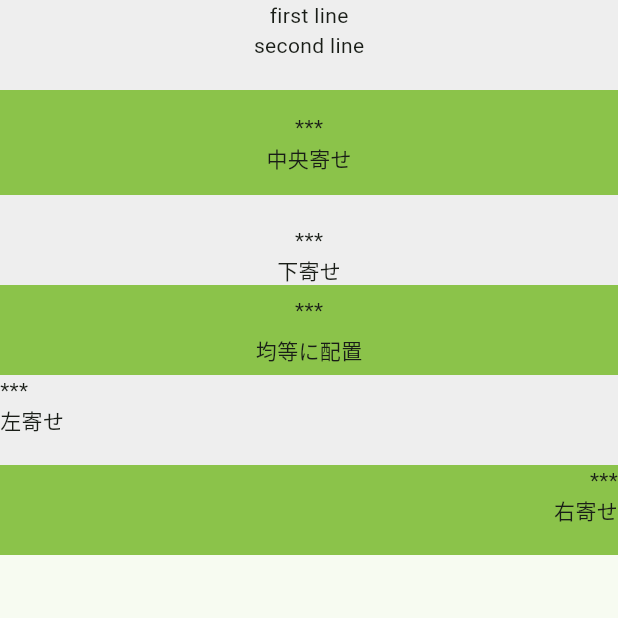
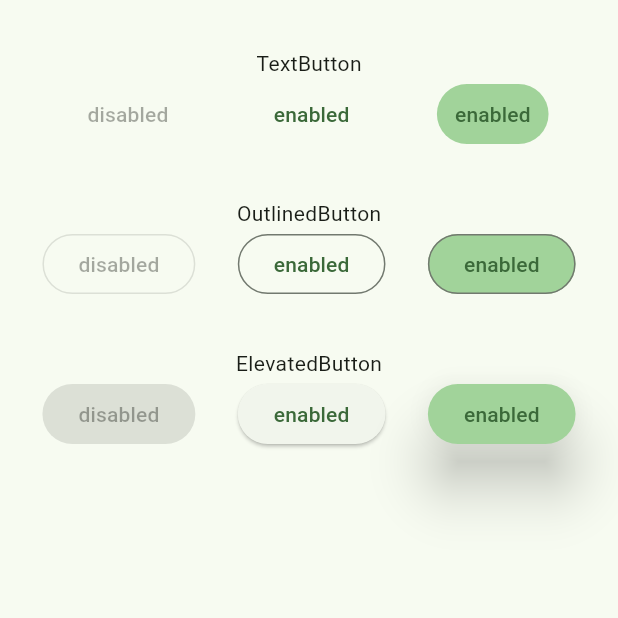
Before and after one commit to skzkhrk/sample, a Flutter app: the screen it shows after launch, on a phone screen of 412 x 824 dp, the top half of it. Run offline on Flutter 3.47's test engine with Material 3 defaults, Android fonts, the phone set to English and light mode, and no system bars.

Commit message:
ボタンを表示

```diff
--- a/analysis_options.yaml
+++ b/analysis_options.yaml
@@ -21,8 +21,11 @@ linter:
   # `// ignore_for_file: name_of_lint` syntax on the line or in the file
   # producing the lint.
   rules:
-    # avoid_print: false  # Uncomment to disable the `avoid_print` rule
-    # prefer_single_quotes: true  # Uncomment to enable the `prefer_single_quotes` rule
-
+    avoid_print: true  # Uncomment to disable the `avoid_print` rule
+    prefer_single_quotes: true  # Uncomment to enable the `prefer_single_quotes` rule
+    prefer_const_constructors: true # const自動付与
 # Additional information about this file can be found at
 # https://dart.dev/guides/language/analysis-options
+
+# ルールを適用する
+# dart fix --apply
--- a/lib/main.dart
+++ b/lib/main.dart
@@ -46,7 +46,7 @@ class _MyHomePageState extends State<MyHomePage> {
 
   @override
   Widget build(BuildContext context) {
-    // マテリアルデザイン用ウィジェット
+    // ■ マテリアルデザイン用ウィジェット
     // return Scaffold(
     //   appBar: AppBar(
     //     // テーマに合ったカラー
@@ -116,80 +116,161 @@ class _MyHomePageState extends State<MyHomePage> {
     //   ), // 末尾カンマはbuild()の自動フォーマットをいい感じにする
     // );
 
-    // 縦・横
+    // ■ 縦・横
+    // return Scaffold(
+    //   body: Column(
+    //     children: <Widget>[
+    //       Container(
+    //         width: double.infinity,
+    //         height: 60,
+    //         color: Colors.grey[200],
+    //         child: const Column(
+    //           children: <Widget>[
+    //             Text('first line'),
+    //             Text('second line'),
+    //           ],
+    //         ),
+    //       ),
+    //       Container(
+    //         width: double.infinity,
+    //         height: 70,
+    //         color: Colors.lightGreen,
+    //         child: const Column(
+    //           mainAxisAlignment: MainAxisAlignment.center,
+    //           children: <Widget>[
+    //             Text('***'),
+    //             Text('中央寄せ'),
+    //           ],
+    //         ),
+    //       ),
+    //       Container(
+    //         width: double.infinity,
+    //         height: 60,
+    //         color: Colors.grey[200],
+    //         child: const Column(
+    //           mainAxisAlignment: MainAxisAlignment.end,
+    //           children: <Widget>[
+    //             Text('***'),
+    //             Text('下寄せ'),
+    //           ],
+    //         ),
+    //       ),
+    //       Container(
+    //         width: double.infinity,
+    //         height: 60,
+    //         color: Colors.lightGreen,
+    //         child: const Column(
+    //           mainAxisAlignment: MainAxisAlignment.spaceEvenly,
+    //           children: <Widget>[
+    //             Text('***'),
+    //             Text('均等に配置'),
+    //           ],
+    //         ),
+    //       ),
+    //       Container(
+    //         width: double.infinity,
+    //         height: 60,
+    //         color: Colors.grey[200],
+    //         child: const Column(
+    //           crossAxisAlignment: CrossAxisAlignment.start,
+    //           children: <Widget>[
+    //             Text('***'),
+    //             Text('左寄せ'),
+    //           ],
+    //         ),
+    //       ),
+    //       Container(
+    //         width: double.infinity,
+    //         height: 60,
+    //         color: Colors.lightGreen,
+    //         child: const Column(
+    //           crossAxisAlignment: CrossAxisAlignment.end,
+    //           children: <Widget>[
+    //             Text('***'),
+    //             Text('右寄せ'),
+    //           ],
+    //         ),
+    //       ),
+    //     ],
+    //   ),
+    // );
+
+    // ■ ボタン
     return Scaffold(
       body: Column(
         children: <Widget>[
           Container(
-            width: double.infinity,
-            height: 60,
-            color: Colors.grey[200],
-            child: const Column(
-              children: <Widget>[
-                Text('first line'),
-                Text('second line'),
-              ],
-            ),
+            padding: const EdgeInsets.only(top: 32),
+            child: const Text('TextButton'),
+          ),
+          Row(
+            mainAxisAlignment: MainAxisAlignment.spaceEvenly,
+            children: <Widget>[
+              const TextButton(
+                onPressed: null,
+                child: Text('disabled'),
+              ),
+              TextButton(
+                onPressed: () {},
+                child: const Text('enabled'),
+              ),
+              TextButton(
+                style: TextButton.styleFrom(
+                  backgroundColor: Theme.of(context).colorScheme.inversePrimary,
+                ),
+                onPressed: () {},
+                child: const Text('enabled'),
+              ),
+            ],
           ),
           Container(
-            width: double.infinity,
-            height: 70,
-            color: Colors.lightGreen,
-            child: const Column(
-              mainAxisAlignment: MainAxisAlignment.center,
-              children: <Widget>[
-                Text('***'),
-                Text('中央寄せ'),
-              ],
-            ),
+            padding: const EdgeInsets.only(top: 32),
+            child: const Text('OutlinedButton'),
+          ),
+          Row(
+            mainAxisAlignment: MainAxisAlignment.spaceEvenly,
+            children: <Widget>[
+              const OutlinedButton(
+                onPressed: null,
+                child: Text('disabled'),
+              ),
+              OutlinedButton(
+                onPressed: () {},
+                child: const Text('enabled'),
+              ),
+              OutlinedButton(
+                onPressed: () {},
+                style: OutlinedButton.styleFrom(
+                  backgroundColor: Theme.of(context).colorScheme.inversePrimary,
+                ),
+                child: const Text('enabled'),
+              ),
+            ],
           ),
           Container(
-            width: double.infinity,
-            height: 60,
-            color: Colors.grey[200],
-            child: const Column(
-              mainAxisAlignment: MainAxisAlignment.end,
-              children: <Widget>[
-                Text('***'),
-                Text('下寄せ'),
-              ],
-            ),
+            padding: const EdgeInsets.only(top: 32),
+            child: const Text('ElevatedButton'),
           ),
-          Container(
-            width: double.infinity,
-            height: 60,
-            color: Colors.lightGreen,
-            child: const Column(
-              mainAxisAlignment: MainAxisAlignment.spaceEvenly,
-              children: <Widget>[
-                Text('***'),
-                Text('均等に配置'),
-              ],
-            ),
-          ),
-          Container(
-            width: double.infinity,
-            height: 60,
-            color: Colors.grey[200],
-            child: const Column(
-              crossAxisAlignment: CrossAxisAlignment.start,
-              children: <Widget>[
-                Text('***'),
-                Text('左寄せ'),
-              ],
-            ),
-          ),
-          Container(
-            width: double.infinity,
-            height: 60,
-            color: Colors.lightGreen,
-            child: const Column(
-              crossAxisAlignment: CrossAxisAlignment.end,
-              children: <Widget>[
-                Text('***'),
-                Text('右寄せ'),
-              ],
-            ),
+          Row(
+            mainAxisAlignment: MainAxisAlignment.spaceEvenly,
+            children: <Widget>[
+              const ElevatedButton(
+                onPressed: null,
+                child: Text('disabled'),
+              ),
+              ElevatedButton(
+                onPressed: () {},
+                child: const Text('enabled'),
+              ),
+              ElevatedButton(
+                onPressed: () {},
+                style: ElevatedButton.styleFrom(
+                  backgroundColor: Theme.of(context).colorScheme.inversePrimary,
+                  elevation: 16,
+                ),
+                child: const Text('enabled'),
+              ),
+            ],
           ),
         ],
       ),
```
